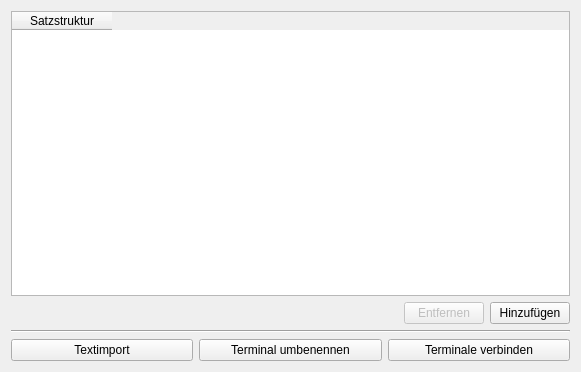
The window that src/ModelManagement/Grammar/grammarsettingsdlg.ui (KDE/simon) describes before a commit, drawn with Qt 5.
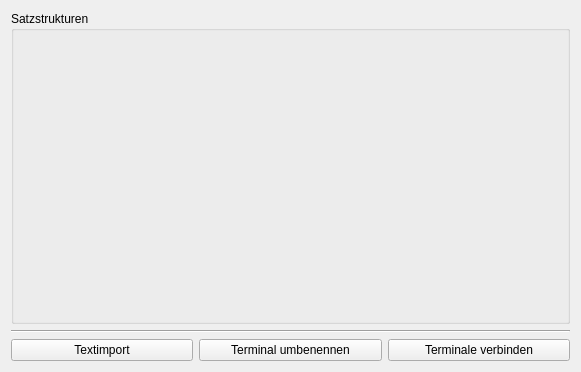
The same window after the commit. Icons and pictures are not drawn. Custom widgets are drawn as their Qt base class.

```diff
--- a/src/ModelManagement/Grammar/grammarsettingsdlg.ui
+++ b/src/ModelManagement/Grammar/grammarsettingsdlg.ui
@@ -19,62 +19,15 @@
   </property>
   <layout class="QVBoxLayout" name="verticalLayout" >
    <item>
-    <widget class="QTableWidget" name="twSentences" >
-     <property name="selectionMode" >
-      <enum>QAbstractItemView::SingleSelection</enum>
+    <widget class="KEditListBox" name="elbSentences" >
+     <property name="title" >
+      <string>Satzstrukturen</string>
      </property>
-     <column>
-      <property name="text" >
-       <string>Satzstruktur</string>
-      </property>
-     </column>
+     <property name="buttons" >
+      <set>KEditListBox::Add|KEditListBox::Remove</set>
+     </property>
     </widget>
    </item>
-   <item>
-    <layout class="QHBoxLayout" name="horizontalLayout" >
-     <item>
-      <spacer>
-       <property name="orientation" >
-        <enum>Qt::Horizontal</enum>
-       </property>
-       <property name="sizeHint" stdset="0" >
-        <size>
-         <width>40</width>
-         <height>20</height>
-        </size>
-       </property>
-      </spacer>
-     </item>
-     <item>
-      <widget class="QPushButton" name="pbDeleteSentence" >
-       <property name="enabled" >
-        <bool>false</bool>
-       </property>
-       <property name="text" >
-        <string>Entfernen</string>
-       </property>
-       <property name="icon" >
-        <iconset resource="../action_icons.qrc" >
-         <normaloff>:/images/icons/list-remove.svg</normaloff>:/images/icons/list-remove.svg</iconset>
-       </property>
-      </widget>
-     </item>
-     <item>
-      <widget class="QPushButton" name="pbAddSentence" >
-       <property name="enabled" >
-        <bool>true</bool>
-       </property>
-       <property name="text" >
-        <string>Hinzufügen</string>
-       </property>
-       <property name="icon" >
-        <iconset resource="../action_icons.qrc" >
-         <normaloff>:/images/icons/edit-add.svg</normaloff>:/images/icons/edit-add.svg</iconset>
-       </property>
-      </widget>
-     </item>
-    </layout>
-   </item>
    <item>
     <widget class="Line" name="line" >
      <property name="orientation" >
@@ -133,6 +86,18 @@
    </item>
   </layout>
  </widget>
+ <customwidgets>
+  <customwidget>
+   <class>KEditListBox</class>
+   <extends>QGroupBox</extends>
+   <header>keditlistbox.h</header>
+  </customwidget>
+  <customwidget>
+   <class>KPushButton</class>
+   <extends>QPushButton</extends>
+   <header>kpushbutton.h</header>
+  </customwidget>
+ </customwidgets>
  <resources>
   <include location="../simon.qrc" />
   <include location="../action_icons.qrc" />
```
Left out of the diff: 21 changed lines with no effect on the pictures.
